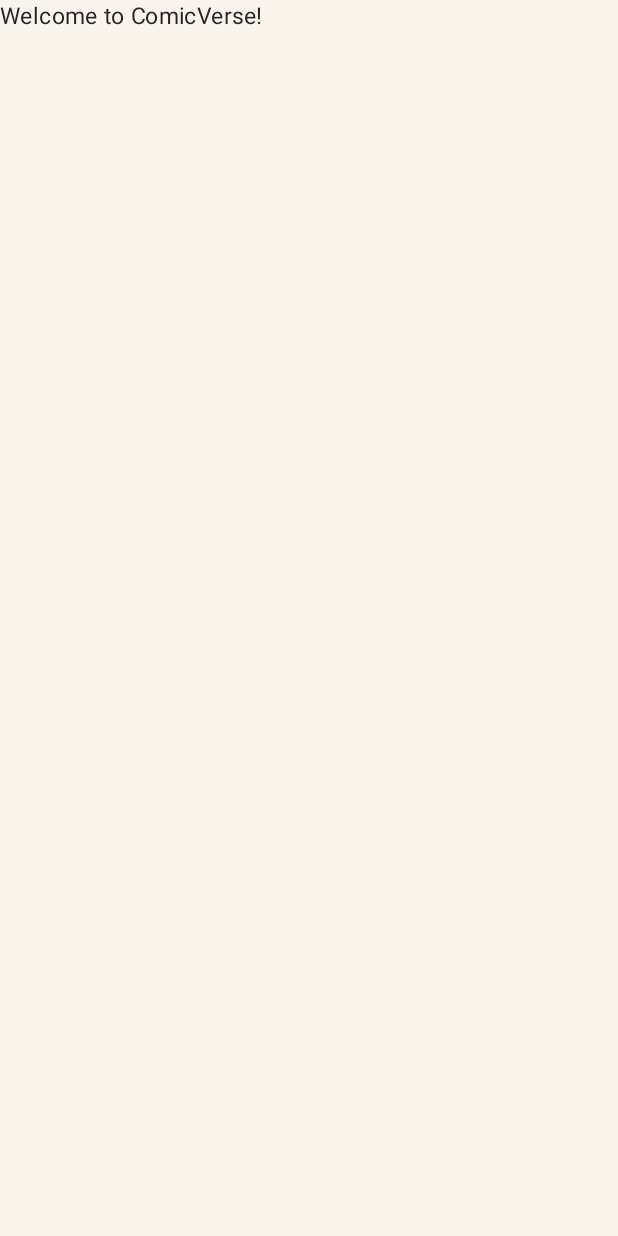
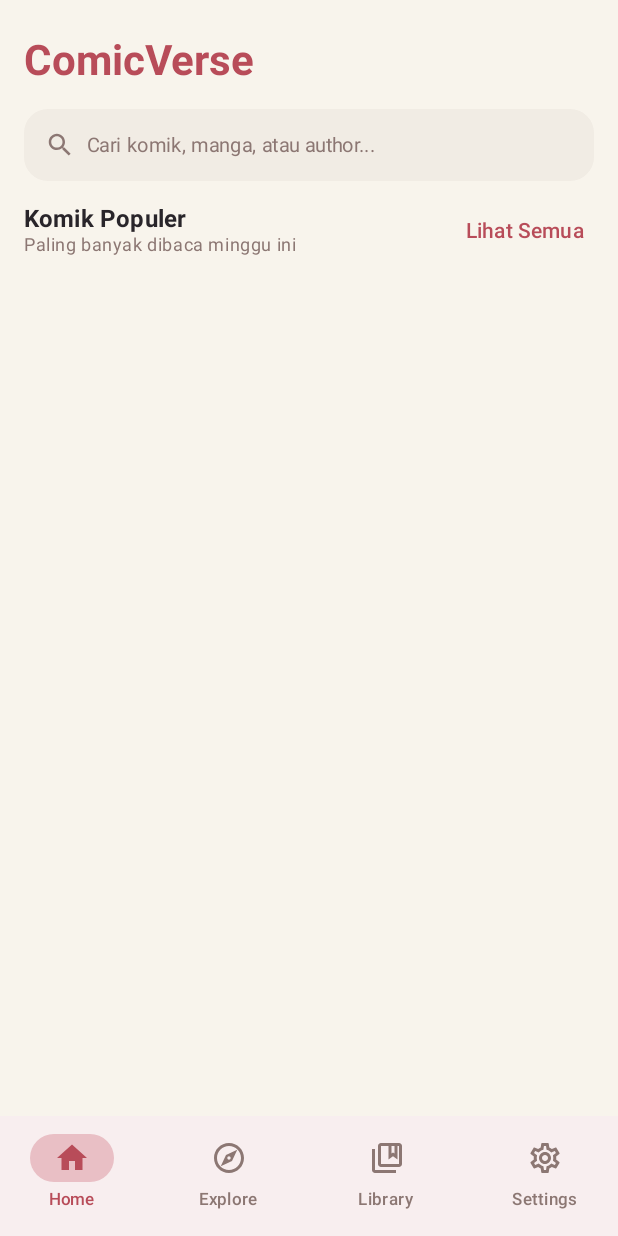
Before and after one commit to Aziz140609/ComicVerse, an Android app built with Jetpack Compose: the screen it shows after launch (MainActivity), on a phone screen of 412 x 824 dp. Before the commit the screen is almost empty. Run offline under Robolectric (Android 15) with nearby library versions, the phone set to English and light mode, and no system bars.

Commit message:
feat: add app navigation and screen structure

```diff
--- a/app/src/main/java/com/aziz/comicverse/MainActivity.kt
+++ b/app/src/main/java/com/aziz/comicverse/MainActivity.kt
@@ -4,13 +4,7 @@ import android.os.Bundle
 import androidx.activity.ComponentActivity
 import androidx.activity.compose.setContent
 import androidx.activity.enableEdgeToEdge
-import androidx.compose.foundation.layout.fillMaxSize
-import androidx.compose.foundation.layout.padding
-import androidx.compose.material3.Scaffold
-import androidx.compose.material3.Text
-import androidx.compose.runtime.Composable
-import androidx.compose.ui.Modifier
-import androidx.compose.ui.tooling.preview.Preview
+import com.aziz.comicverse.navigation.ComicVerseNavGraph
 import com.aziz.comicverse.ui.theme.ComicVerseTheme
 
 class MainActivity : ComponentActivity() {
@@ -19,29 +13,8 @@ class MainActivity : ComponentActivity() {
         enableEdgeToEdge()
         setContent {
             ComicVerseTheme {
-                Scaffold(modifier = Modifier.fillMaxSize()) { innerPadding ->
-                    Greeting(
-                        name = "ComicVerse",
-                        modifier = Modifier.padding(innerPadding)
-                    )
-                }
+                ComicVerseNavGraph()
             }
         }
     }
 }
-
-@Composable
-fun Greeting(name: String, modifier: Modifier = Modifier) {
-    Text(
-        text = "Welcome to $name!",
-        modifier = modifier
-    )
-}
-
-@Preview(showBackground = true)
-@Composable
-fun GreetingPreview() {
-    ComicVerseTheme {
-        Greeting("ComicVerse")
-    }
-}
--- /dev/null
+++ b/app/src/main/java/com/aziz/comicverse/navigation/ComicVerseNavGraph.kt
@@ -0,0 +1,167 @@
+package com.aziz.comicverse.navigation
+
+import androidx.compose.foundation.layout.fillMaxSize
+import androidx.compose.foundation.layout.padding
+import androidx.compose.material3.Icon
+import androidx.compose.material3.MaterialTheme
+import androidx.compose.material3.NavigationBar
+import androidx.compose.material3.NavigationBarItem
+import androidx.compose.material3.NavigationBarItemDefaults
+import androidx.compose.material3.Scaffold
+import androidx.compose.material3.Text
+import androidx.compose.runtime.Composable
+import androidx.compose.runtime.getValue
+import androidx.compose.ui.Modifier
+import androidx.compose.ui.unit.dp
+import androidx.navigation.NavGraph.Companion.findStartDestination
+import androidx.navigation.NavType
+import androidx.navigation.compose.NavHost
+import androidx.navigation.compose.composable
+import androidx.navigation.compose.currentBackStackEntryAsState
+import androidx.navigation.compose.rememberNavController
+import androidx.navigation.navArgument
+import com.aziz.comicverse.ui.detail.ComicDetailScreen
+import com.aziz.comicverse.ui.explore.ExploreScreen
+import com.aziz.comicverse.ui.home.HomeScreen
+import com.aziz.comicverse.ui.library.LibraryScreen
+import com.aziz.comicverse.ui.reader.ReaderScreen
+import com.aziz.comicverse.ui.settings.SettingsScreen
+
+@Composable
+fun ComicVerseNavGraph(
+    modifier: Modifier = Modifier
+) {
+    val navController = rememberNavController()
+    val navBackStackEntry by navController.currentBackStackEntryAsState()
+    val currentRoute = navBackStackEntry?.destination?.route
+
+    // Hide BottomBar on Detail & Reader screens
+    val isBottomBarVisible = bottomNavItems.any { it.route == currentRoute }
+
+    Scaffold(
+        modifier = modifier.fillMaxSize(),
+        bottomBar = {
+            if (isBottomBarVisible) {
+                NavigationBar(
+                    containerColor = MaterialTheme.colorScheme.surface,
+                    tonalElevation = 4.dp
+                ) {
+                    bottomNavItems.forEach { screen ->
+                        val isSelected = currentRoute == screen.route
+                        val icon = if (isSelected) screen.selectedIcon else screen.unselectedIcon
+
+                        NavigationBarItem(
+                            selected = isSelected,
+                            onClick = {
+                                if (currentRoute != screen.route) {
+                                    navController.navigate(screen.route) {
+                                        popUpTo(navController.graph.findStartDestination().id) {
+                                            saveState = true
+                                        }
+                                        launchSingleTop = true
+                                        restoreState = true
+                                    }
+                                }
+                            },
+                            icon = {
+                                if (icon != null) {
+                                    Icon(
+                                        imageVector = icon,
+                                        contentDescription = screen.title
+                                    )
+                                }
+                            },
+                            label = {
+                                screen.title?.let {
+                                    Text(
+                                        text = it,
+                                        style = MaterialTheme.typography.labelSmall
+                                    )
+                                }
+                            },
+                            colors = NavigationBarItemDefaults.colors(
+                                selectedIconColor = MaterialTheme.colorScheme.primary,
+                                selectedTextColor = MaterialTheme.colorScheme.primary,
+                                indicatorColor = MaterialTheme.colorScheme.primaryContainer,
+                                unselectedIconColor = MaterialTheme.colorScheme.onSurfaceVariant,
+                                unselectedTextColor = MaterialTheme.colorScheme.onSurfaceVariant
+                            )
+                        )
+                    }
+                }
+            }
+        }
+    ) { innerPadding ->
+        NavHost(
+            navController = navController,
+            startDestination = Screen.Home.route,
+            modifier = Modifier.padding(innerPadding)
+        ) {
+            composable(Screen.Home.route) {
+                HomeScreen(
+                    onNavigateToDetail = { comicId ->
+                        navController.navigate(Screen.Detail.createRoute(comicId))
+                    },
+                    onNavigateToExplore = { _ ->
+                        navController.navigate(Screen.Explore.route)
+                    }
+                )
+            }
+
+            composable(Screen.Explore.route) {
+                ExploreScreen(
+                    onNavigateToDetail = { comicId ->
+                        navController.navigate(Screen.Detail.createRoute(comicId))
+                    }
+                )
+            }
+
+            composable(Screen.Library.route) {
+                LibraryScreen(
+                    onNavigateToDetail = { comicId ->
+                        navController.navigate(Screen.Detail.createRoute(comicId))
+                    },
+                    onNavigateToReader = { comicId, chapterId ->
+                        navController.navigate(Screen.Reader.createRoute(comicId, chapterId))
+                    }
+                )
+            }
+
+            composable(Screen.Settings.route) {
+                SettingsScreen()
+            }
+
+            composable(
+                route = Screen.Detail.route,
+                arguments = listOf(
+                    navArgument("comicId") { type = NavType.StringType }
+                )
+            ) { backStackEntry ->
+                val comicId = backStackEntry.arguments?.getString("comicId") ?: ""
+                ComicDetailScreen(
+                    comicId = comicId,
+                    onNavigateBack = { navController.popBackStack() },
+                    onNavigateToReader = { cId, chId ->
+                        navController.navigate(Screen.Reader.createRoute(cId, chId))
+                    }
+                )
+            }
+
+            composable(
+                route = Screen.Reader.route,
+                arguments = listOf(
+                    navArgument("comicId") { type = NavType.StringType },
+                    navArgument("chapterId") { type = NavType.StringType }
+                )
+            ) { backStackEntry ->
+                val comicId = backStackEntry.arguments?.getString("comicId") ?: ""
+                val chapterId = backStackEntry.arguments?.getString("chapterId") ?: ""
+                ReaderScreen(
+                    comicId = comicId,
+                    chapterId = chapterId,
+                    onNavigateBack = { navController.popBackStack() }
+                )
+            }
+        }
+    }
+}
--- /dev/null
+++ b/app/src/main/java/com/aziz/comicverse/navigation/Screen.kt
@@ -0,0 +1,66 @@
+package com.aziz.comicverse.navigation
+
+import androidx.compose.material.icons.Icons
+import androidx.compose.material.icons.filled.CollectionsBookmark
+import androidx.compose.material.icons.filled.Explore
+import androidx.compose.material.icons.filled.Home
+import androidx.compose.material.icons.filled.Settings
+import androidx.compose.material.icons.outlined.CollectionsBookmark
+import androidx.compose.material.icons.outlined.Explore
+import androidx.compose.material.icons.outlined.Home
+import androidx.compose.material.icons.outlined.Settings
+import androidx.compose.ui.graphics.vector.ImageVector
+
+sealed class Screen(
+    val route: String,
+    val title: String? = null,
+    val selectedIcon: ImageVector? = null,
+    val unselectedIcon: ImageVector? = null
+) {
+    data object Home : Screen(
+        route = "home",
+        title = "Home",
+        selectedIcon = Icons.Filled.Home,
+        unselectedIcon = Icons.Outlined.Home
+    )
+
+    data object Explore : Screen(
+        route = "explore",
+        title = "Explore",
+        selectedIcon = Icons.Filled.Explore,
+        unselectedIcon = Icons.Outlined.Explore
+    )
+
+    data object Library : Screen(
+        route = "library",
+        title = "Library",
+        selectedIcon = Icons.Filled.CollectionsBookmark,
+        unselectedIcon = Icons.Outlined.CollectionsBookmark
+    )
+
+    data object Settings : Screen(
+        route = "settings",
+        title = "Settings",
+        selectedIcon = Icons.Filled.Settings,
+        unselectedIcon = Icons.Outlined.Settings
+    )
+
+    data object Detail : Screen(
+        route = "comic_detail/{comicId}"
+    ) {
+        fun createRoute(comicId: String): String = "comic_detail/$comicId"
+    }
+
+    data object Reader : Screen(
+        route = "reader/{comicId}/{chapterId}"
+    ) {
+        fun createRoute(comicId: String, chapterId: String): String = "reader/$comicId/$chapterId"
+    }
+}
+
+val bottomNavItems = listOf(
+    Screen.Home,
+    Screen.Explore,
+    Screen.Library,
+    Screen.Settings
+)
--- /dev/null
+++ b/app/src/main/java/com/aziz/comicverse/ui/home/HomeScreen.kt
@@ -0,0 +1,51 @@
+package com.aziz.comicverse.ui.home
+
+import androidx.compose.foundation.layout.Box
+import androidx.compose.foundation.layout.Column
+import androidx.compose.foundation.layout.fillMaxSize
+import androidx.compose.foundation.layout.padding
+import androidx.compose.material3.MaterialTheme
+import androidx.compose.material3.Text
+import androidx.compose.runtime.Composable
+import androidx.compose.ui.Modifier
+import androidx.compose.ui.text.font.FontWeight
+import androidx.compose.ui.unit.dp
+import com.aziz.comicverse.ui.components.ComicSectionHeader
+import com.aziz.comicverse.ui.components.SearchInputField
+
+@Composable
+fun HomeScreen(
+    onNavigateToDetail: (String) -> Unit,
+    onNavigateToExplore: (String?) -> Unit,
+    modifier: Modifier = Modifier
+) {
+    Column(
+        modifier = modifier
+            .fillMaxSize()
+            .padding(top = 16.dp)
+    ) {
+        Text(
+            text = "ComicVerse",
+            style = MaterialTheme.typography.headlineLarge,
+            fontWeight = FontWeight.Bold,
+            color = MaterialTheme.colorScheme.primary,
+            modifier = Modifier.padding(horizontal = 16.dp, vertical = 8.dp)
+        )
+
+        SearchInputField(
+            query = "",
+            onQueryChange = {},
+            placeholderText = "Cari komik, manga, atau author...",
+            modifier = Modifier.padding(horizontal = 16.dp, vertical = 8.dp)
+        )
+
+        ComicSectionHeader(
+            title = "Komik Populer",
+            subtitle = "Paling banyak dibaca minggu ini",
+            actionLabel = "Lihat Semua",
+            onActionClick = { onNavigateToExplore(null) }
+        )
+
+        Box(modifier = Modifier.weight(1f))
+    }
+}
```
Also changed, not shown: app/src/main/java/com/aziz/comicverse/ui/detail/ComicDetailScreen.kt (added, +57 -0 lines), app/src/main/java/com/aziz/comicverse/ui/explore/ExploreScreen.kt (added, +43 -0 lines), app/src/main/java/com/aziz/comicverse/ui/library/LibraryScreen.kt (added, +34 -0 lines), app/src/main/java/com/aziz/comicverse/ui/reader/ReaderScreen.kt (added, +65 -0 lines), app/src/main/java/com/aziz/comicverse/ui/settings/SettingsScreen.kt (added, +32 -0 lines).
